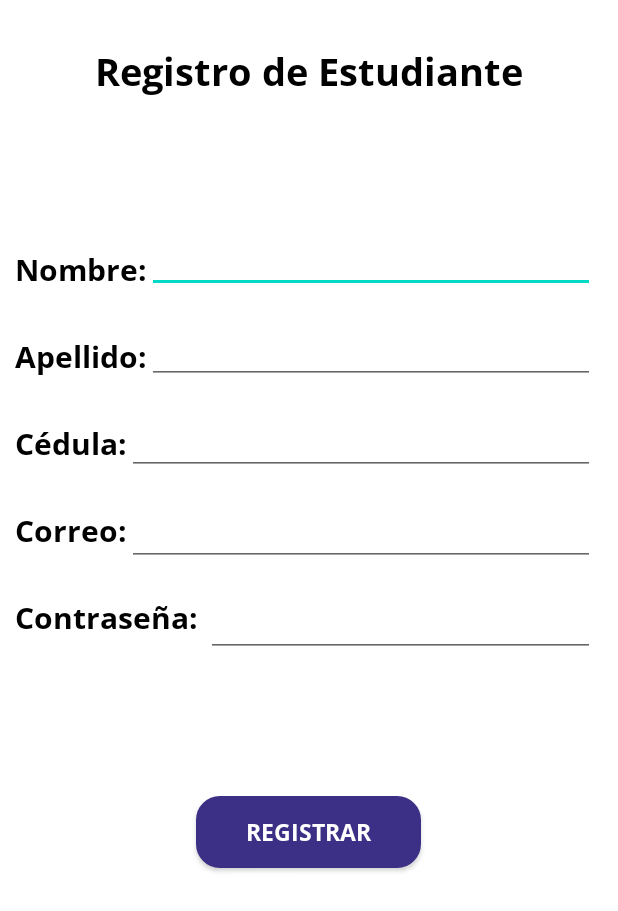
After one commit to NighTraits/PF_DBosquez_KQui_YYuen_JZimmermann, an Android app: the layout activity_signin.xml on its own in the app's theme, with its tools: preview values and no code run, on a phone screen of 412 x 824 dp. The commit adds this screen. Shown: the top 911 px of the screen. Run offline under Robolectric (Android 15) with nearby library versions, the phone set to English and light mode, and no system bars.

Commit message:
Added sign in xml

```diff
--- a/app/src/main/res/layout/activity_login.xml
+++ b/app/src/main/res/layout/activity_login.xml
@@ -85,10 +85,10 @@
         android:layout_marginTop="50dp"
         android:background="@drawable/btn_blue"
         android:fontFamily="@font/opensansbold"
+        android:onClick="Login"
         android:text="Ingresar"
         android:textColor="@color/white"
-        android:textSize="20dp"
-        android:onClick="Login"/>
+        android:textSize="20dp" />
 
 
 
--- /dev/null
+++ b/app/src/main/res/layout/activity_signin.xml
@@ -0,0 +1,137 @@
+<?xml version="1.0" encoding="utf-8"?>
+<RelativeLayout xmlns:android="http://schemas.android.com/apk/res/android"
+    android:layout_width="match_parent"
+    android:layout_height="match_parent">
+
+    <TextView
+        android:id="@+id/lblTitle"
+        android:layout_width="wrap_content"
+        android:layout_height="wrap_content"
+        android:layout_centerHorizontal="true"
+        android:layout_marginTop="30dp"
+        android:layout_marginBottom="100dp"
+        android:fontFamily="@font/opensansbold"
+        android:text="Registro de Estudiante"
+        android:textSize="25dp"
+        android:textColor="@color/black"/>
+
+    <TextView
+        android:id="@+id/lblName"
+        android:layout_width="wrap_content"
+        android:layout_height="wrap_content"
+        android:layout_below="@+id/lblTitle"
+        android:layout_marginLeft="10dp"
+        android:layout_marginBottom="30dp"
+        android:fontFamily="@font/opensansbold"
+        android:text="Nombre:"
+        android:textSize="20dp"
+        android:textColor="@color/black"/>
+
+    <EditText
+        android:id="@+id/tbName"
+        android:layout_width="match_parent"
+        android:layout_height="wrap_content"
+        android:layout_marginTop="150dp"
+        android:layout_marginRight="15dp"
+        android:layout_toRightOf="@+id/lblName" />
+
+    <TextView
+        android:id="@+id/lblLastName"
+        android:layout_width="wrap_content"
+        android:layout_height="wrap_content"
+        android:layout_below="@+id/lblName"
+        android:layout_marginLeft="10dp"
+        android:layout_marginBottom="30dp"
+        android:fontFamily="@font/opensansbold"
+        android:text="Apellido:"
+        android:textSize="20dp"
+        android:textColor="@color/black"/>
+
+    <EditText
+        android:id="@+id/tbLastName"
+        android:layout_width="match_parent"
+        android:layout_height="wrap_content"
+        android:layout_marginTop="15dp"
+        android:layout_marginRight="15dp"
+        android:layout_toRightOf="@+id/lblLastName"
+        android:layout_below="@+id/tbName"/>
+
+    <TextView
+        android:id="@+id/lblId"
+        android:layout_width="wrap_content"
+        android:layout_height="wrap_content"
+        android:layout_below="@+id/lblLastName"
+        android:layout_marginLeft="10dp"
+        android:layout_marginBottom="30dp"
+        android:fontFamily="@font/opensansbold"
+        android:text="Cédula:"
+        android:textSize="20dp"
+        android:textColor="@color/black"/>
+
+
+    <EditText
+        android:id="@+id/tbId"
+        android:layout_width="match_parent"
+        android:layout_height="wrap_content"
+        android:layout_below="@+id/tbLastName"
+        android:layout_marginTop="15dp"
+        android:layout_marginRight="15dp"
+        android:layout_toRightOf="@+id/lblId" />
+
+    <TextView
+        android:id="@+id/lblEmail"
+        android:layout_width="wrap_content"
+        android:layout_height="wrap_content"
+        android:layout_below="@+id/lblId"
+        android:layout_marginLeft="10dp"
+        android:layout_marginBottom="30dp"
+        android:fontFamily="@font/opensansbold"
+        android:text="Correo:"
+        android:textSize="20dp"
+        android:textColor="@color/black"/>
+
+    <EditText
+        android:id="@+id/tbEmail"
+        android:layout_width="match_parent"
+        android:layout_height="wrap_content"
+        android:layout_below="@+id/tbId"
+        android:layout_marginTop="15dp"
+        android:layout_marginRight="15dp"
+        android:layout_toRightOf="@+id/lblEmail" />
+
+    <TextView
+        android:id="@+id/lblPwd"
+        android:layout_width="wrap_content"
+        android:layout_height="wrap_content"
+        android:layout_below="@+id/lblEmail"
+        android:layout_marginLeft="10dp"
+        android:layout_marginBottom="30dp"
+        android:fontFamily="@font/opensansbold"
+        android:text="Contraseña: "
+        android:textSize="20dp"
+        android:textColor="@color/black"/>
+
+    <EditText
+        android:id="@+id/tbPwd"
+        android:layout_width="match_parent"
+        android:layout_height="wrap_content"
+        android:layout_below="@+id/tbEmail"
+        android:layout_marginTop="15dp"
+        android:layout_marginRight="15dp"
+        android:layout_toRightOf="@+id/lblPwd" />
+
+
+    <androidx.appcompat.widget.AppCompatButton
+        android:layout_width="150dp"
+        android:layout_height="wrap_content"
+        android:layout_below="@+id/lblPwd"
+        android:layout_centerHorizontal="true"
+        android:layout_marginTop="75dp"
+        android:background="@drawable/btn_blue"
+        android:fontFamily="@font/opensansbold"
+        android:onClick="ChangePassword"
+        android:text="Registrar"
+        android:textColor="@color/white"
+        android:textSize="15dp" />
+
+</RelativeLayout>
```
